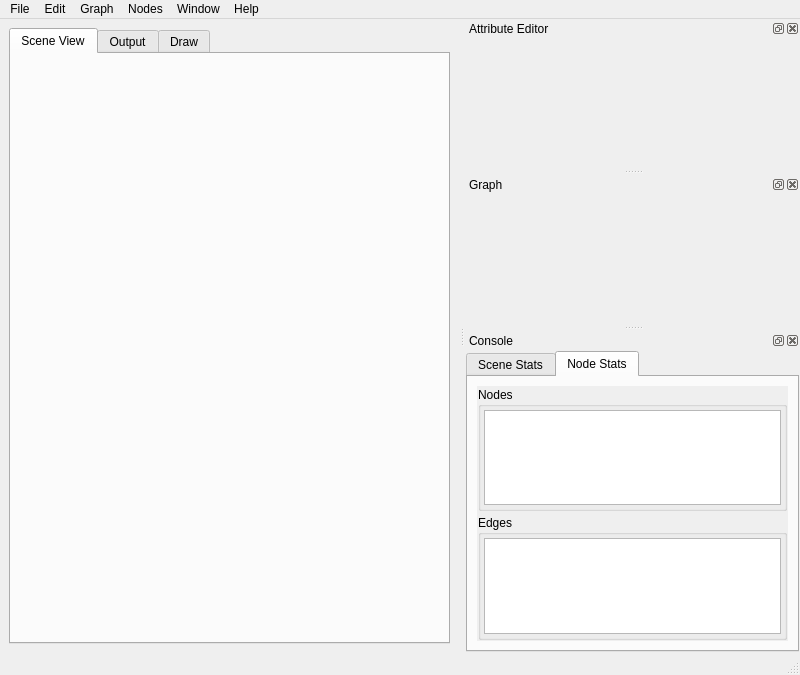
First picture: the form in ui/SceneGraph.ui, repository mfessenden/SceneGraph, before the edit.
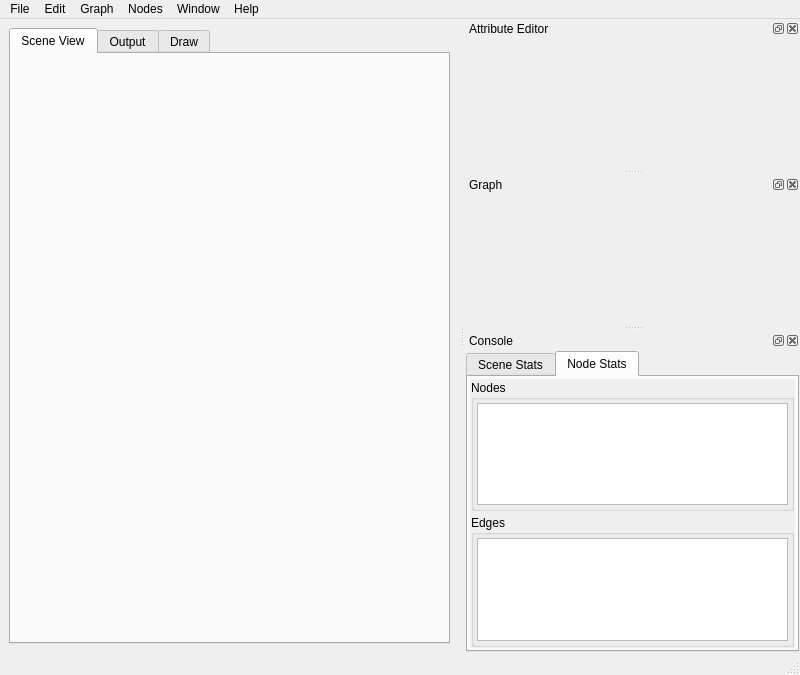
Second picture: the form after the edit. The open tabs and pages were chosen to show the change. Icons and pictures are not drawn.

What changed in the file:
```diff
--- a/ui/SceneGraph.ui
+++ b/ui/SceneGraph.ui
@@ -221,11 +221,15 @@
          <rect>
           <x>0</x>
           <y>0</y>
-          <width>367</width>
-          <height>107</height>
+          <width>379</width>
+          <height>119</height>
          </rect>
         </property>
-        <layout class="QVBoxLayout" name="attributeScrollAreaLayout"/>
+        <layout class="QVBoxLayout" name="attributeScrollAreaLayout">
+         <property name="margin">
+          <number>3</number>
+         </property>
+        </layout>
        </widget>
       </widget>
      </item>
@@ -260,8 +264,8 @@
          <rect>
           <x>0</x>
           <y>0</y>
-          <width>367</width>
-          <height>107</height>
+          <width>379</width>
+          <height>119</height>
          </rect>
         </property>
         <layout class="QVBoxLayout" name="sceneScrollAreaLayout">
@@ -464,6 +468,12 @@
          <string>Node Stats</string>
         </attribute>
         <layout class="QVBoxLayout" name="tabNodesLayout">
+         <property name="spacing">
+          <number>2</number>
+         </property>
+         <property name="margin">
+          <number>2</number>
+         </property>
          <item>
           <widget class="QScrollArea" name="nodesScrollArea">
            <property name="frameShape">
@@ -477,8 +487,8 @@
              <rect>
               <x>0</x>
               <y>0</y>
-              <width>361</width>
-              <height>234</height>
+              <width>375</width>
+              <height>248</height>
              </rect>
             </property>
             <layout class="QVBoxLayout" name="nodeStatsLayout" stretch="0,0">
```
Left out of the diff: 16 changed lines with no effect on the pictures.
